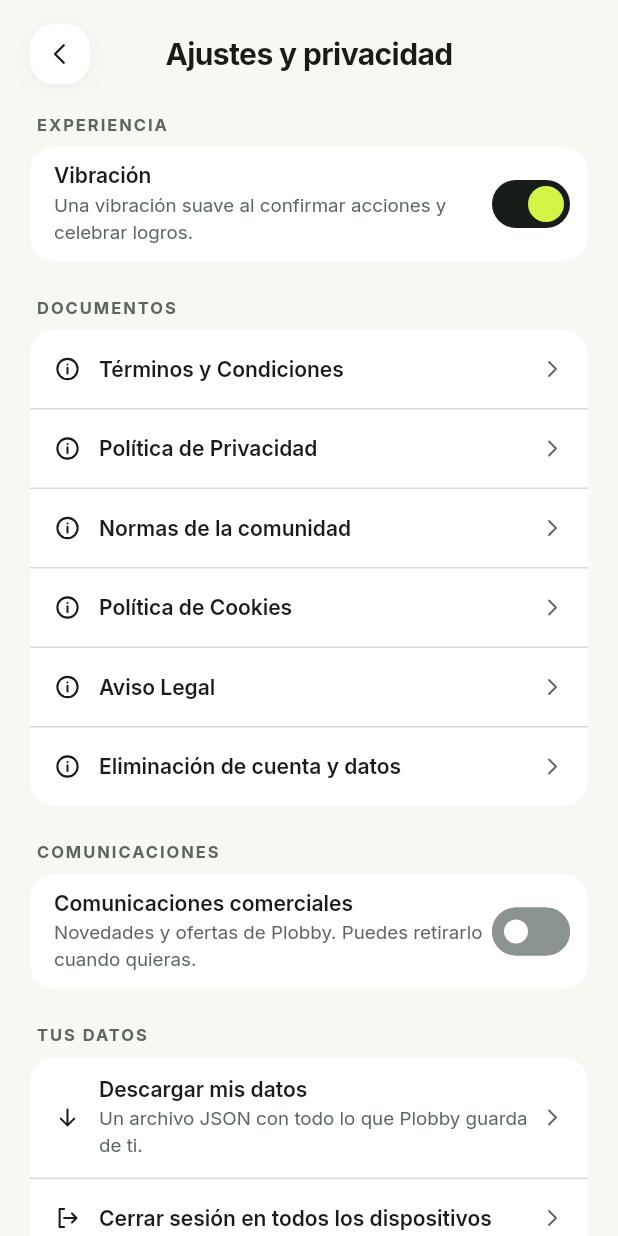
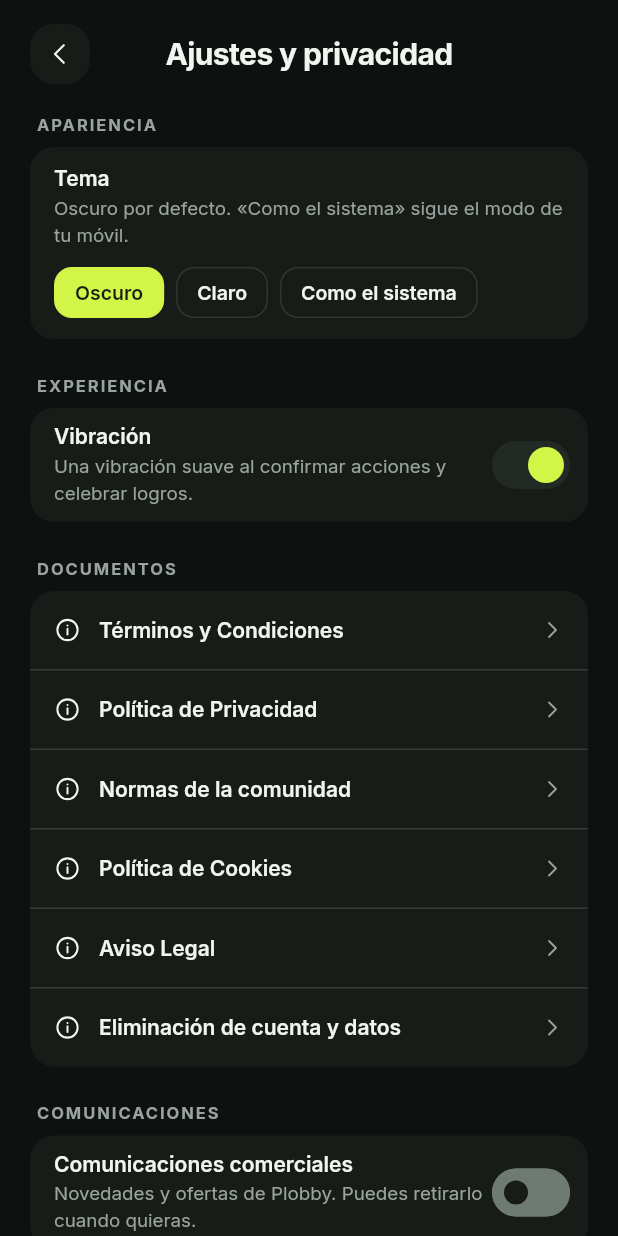
Before and after one commit to diegocastello333-lab/plobby, a Flutter app: the PrivacySettingsScreen screen opened directly, on a phone screen of 412 x 824 dp. Run offline on Flutter 3.47's test engine with Material 3 defaults, Android fonts, the phone set to English and light mode, and no system bars; our stand-ins replace flutter_riverpod, flutter_secure_storage, flutter_svg, go_router, image_picker, share_plus and 3 more; missing offline and left inert: dart:js_interop, gal; accounts and stored records are empty; project files that could hold a hidden picture were left out.

Commit message:
Oscuro por defecto para todos (también cuentas existentes) con selector Apariencia en Ajustes; web sin destello claro; versión 1.9.4
Co-Authored-By: Claude Opus 5.5 <noreply@anthropic.com>
Claude-Session: https://claude.ai/code/session_01JG71agr4zmKLfTVTaNfViY

```diff
--- /dev/null
+++ b/lib/core/theme/theme_pref.dart
@@ -0,0 +1,31 @@
+import 'package:flutter/foundation.dart';
+import 'package:shared_preferences/shared_preferences.dart';
+
+/// Apariencia elegida por el usuario. Por defecto OSCURO para todos (decisión del 24 nov 2026), también para quien ya
+/// tenía cuenta: la preferencia se guarda en el dispositivo y nadie la tenía guardada, así que todos empiezan en oscuro.
+/// Se puede cambiar en Perfil → Ajustes y privacidad → Apariencia.
+enum ThemePref { dark, light, system }
+
+class ThemePrefs {
+  ThemePrefs._();
+  static const _key = 'plobby.theme';
+  static const fallback = ThemePref.dark;
+  /// Valor vigente; `PlobbyApp` lo escucha y se redibuja al cambiarlo.
+  static final notifier = ValueNotifier<ThemePref>(fallback);
+  static ThemePref get value => notifier.value;
+
+  static Future<void> load() async {
+    try {
+      final s = (await SharedPreferences.getInstance()).getString(_key);
+      notifier.value = ThemePref.values.firstWhere((p) => p.name == s, orElse: () => fallback);
+    } catch (_) {}
+  }
+
+  static Future<void> set(ThemePref p) async {
+    notifier.value = p;
+    try { await (await SharedPreferences.getInstance()).setString(_key, p.name); } catch (_) {}
+  }
+
+  /// ¿Oscuro? con la preferencia y el modo del sistema.
+  static bool isDark(bool systemDark) => switch (value) { ThemePref.dark => true, ThemePref.light => false, ThemePref.system => systemDark };
+}
--- a/lib/features/auth/presentation/privacy_settings_screen.dart
+++ b/lib/features/auth/presentation/privacy_settings_screen.dart
@@ -1,4 +1,5 @@
 import 'dart:async';
+import '../../../core/theme/theme_pref.dart';
 import 'package:flutter/foundation.dart' show kIsWeb;
 import 'package:flutter/material.dart';
 import 'package:flutter_riverpod/flutter_riverpod.dart';
@@ -120,6 +121,21 @@ class _PrivacySettingsScreenState extends ConsumerState<PrivacySettingsScreen> {
       body: Column(children: [
         const PlobbyHeaderBar(title: 'Ajustes y privacidad'),
         Expanded(child: ListView(padding: const EdgeInsets.fromLTRB(20, 20, 20, 40), children: [
+          // Apariencia: oscuro por defecto para todos; claro o como el sistema si el usuario lo prefiere.
+          const _SectionTitle('Apariencia'),
+          _Group(children: [
+            Padding(padding: const EdgeInsets.fromLTRB(16, 12, 16, 14), child: Column(crossAxisAlignment: CrossAxisAlignment.start, children: [
+              Text('Tema', style: PlobbyText.value),
+              const SizedBox(height: 2),
+              Text('Oscuro por defecto. «Como el sistema» sigue el modo de tu móvil.', style: PlobbyText.help),
+              const SizedBox(height: 12),
+              ValueListenableBuilder<ThemePref>(valueListenable: ThemePrefs.notifier, builder: (_, cur, __) => Wrap(spacing: 8, runSpacing: 8, children: [
+                for (final (p, l) in const [(ThemePref.dark, 'Oscuro'), (ThemePref.light, 'Claro'), (ThemePref.system, 'Como el sistema')])
+                  PlobbyFilterChip(label: l, selected: cur == p, onTap: () { AppHaptics.light(); unawaited(ThemePrefs.set(p)); }),
+              ])),
+            ])),
+          ]),
+          const SizedBox(height: 24),
           // en la web no hay vibración (los navegadores no la ofrecen a Flutter): el interruptor solo sale en el móvil
           if (!kIsWeb) ...[
           const _SectionTitle('Experiencia'),
--- a/pubspec.yaml
+++ b/pubspec.yaml
@@ -1,7 +1,7 @@
 name: plobby
 description: Plobby — social and competitive padel app.
 publish_to: none
-version: 1.9.3+20   # sube con cada versión entregada
+version: 1.9.4+21   # sube con cada versión entregada
 environment:
   sdk: ">=3.3.0 <4.0.0"
 dependencies:
```
Also changed, not shown: lib/main.dart (+9 -3 lines), 5 other files.
